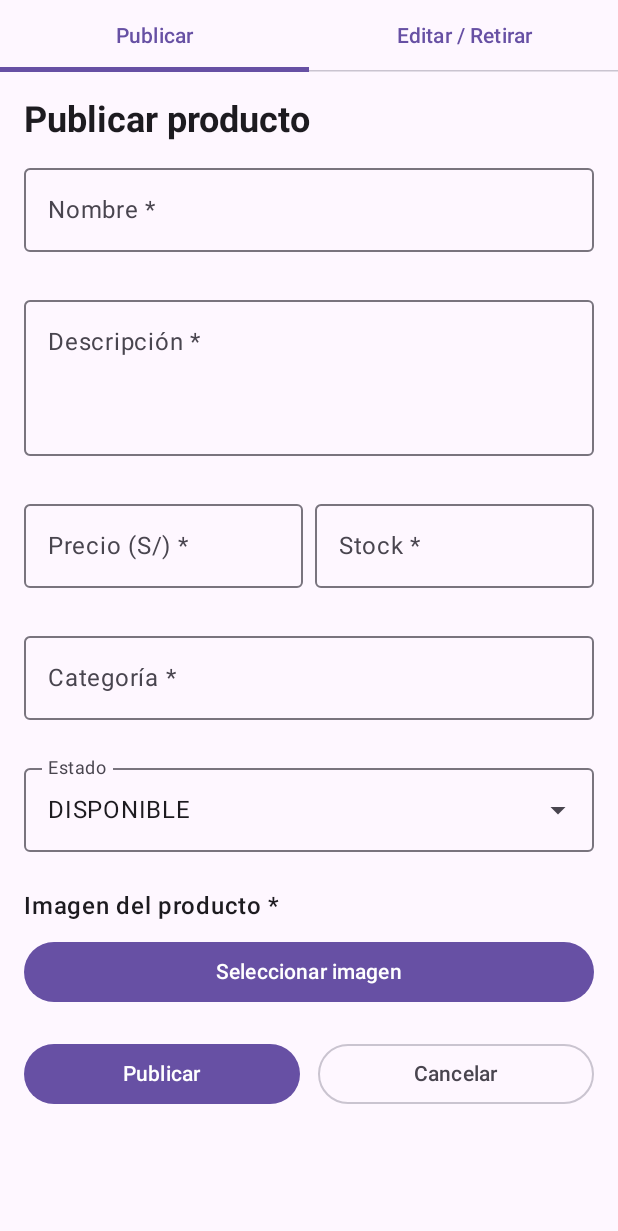
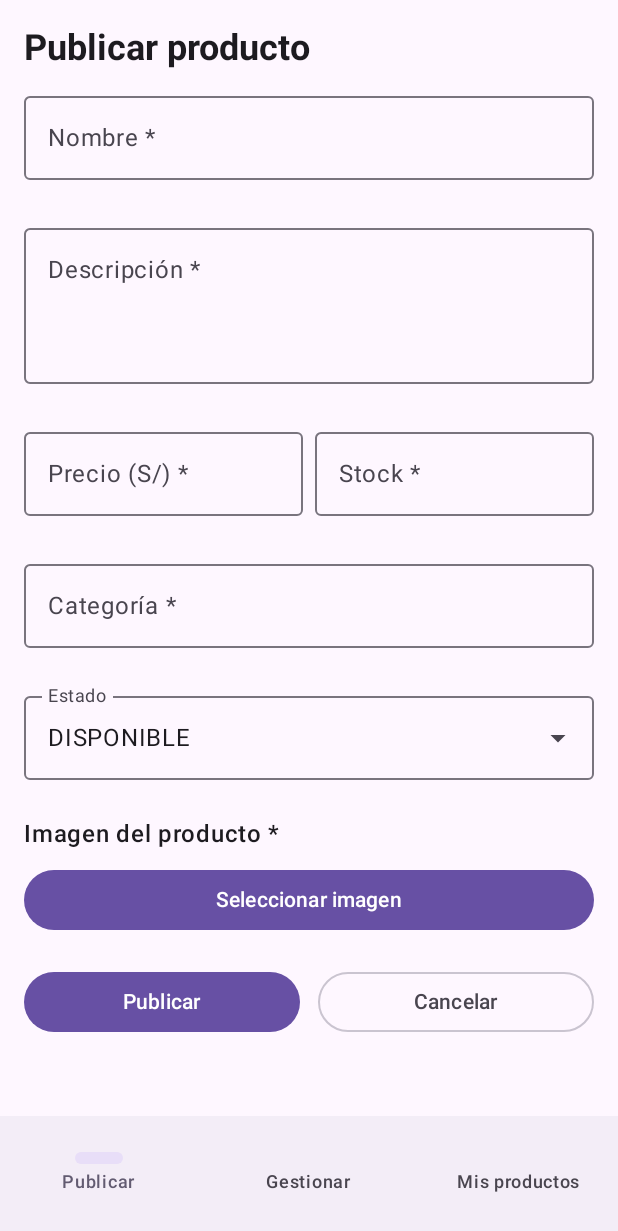
Before and after one commit to jbarzolav/contruccion-y-pruebas-de-software-seccion-B, an Android app built with Jetpack Compose: the screen it shows after launch (MainActivity), on a phone screen of 412 x 824 dp. Shown: the top 1231 px of the screen. Run offline under Robolectric (Android 15) with nearby library versions, the light colour scheme and no system bars; pictures from the network do not load.

Commit message:
feat(mobile): implementar seccion Mis productos del vendedor (HU 05)

```diff
--- a/mobile-android/app/src/main/java/com/ejemplo/publicarproducto/MainActivity.kt
+++ b/mobile-android/app/src/main/java/com/ejemplo/publicarproducto/MainActivity.kt
@@ -3,14 +3,13 @@ package com.ejemplo.publicarproducto
 import android.os.Bundle
 import androidx.activity.ComponentActivity
 import androidx.activity.compose.setContent
-import androidx.compose.foundation.layout.Column
 import androidx.compose.foundation.layout.fillMaxSize
 import androidx.compose.foundation.layout.padding
 import androidx.compose.material3.MaterialTheme
+import androidx.compose.material3.NavigationBar
+import androidx.compose.material3.NavigationBarItem
 import androidx.compose.material3.Scaffold
 import androidx.compose.material3.Surface
-import androidx.compose.material3.Tab
-import androidx.compose.material3.TabRow
 import androidx.compose.material3.Text
 import androidx.compose.runtime.getValue
 import androidx.compose.runtime.mutableStateOf
@@ -18,6 +17,7 @@ import androidx.compose.runtime.remember
 import androidx.compose.runtime.setValue
 import androidx.compose.ui.Modifier
 import com.ejemplo.publicarproducto.ui.EditarProductoScreen
+import com.ejemplo.publicarproducto.ui.MisProductosScreen
 import com.ejemplo.publicarproducto.ui.PublicarProductoScreen
 
 class MainActivity : ComponentActivity() {
@@ -28,29 +28,60 @@ class MainActivity : ComponentActivity() {
             MaterialTheme {
                 Surface(modifier = Modifier.fillMaxSize()) {
 
-                    // 0 = Publicar (HU 01 / HU 02), 1 = Editar y Retirar (HU 03 / HU 04)
+                    // 0 = Publicar, 1 = Gestionar, 2 = Mis productos
                     var pestana by remember { mutableStateOf(0) }
+                    var productoIdSeleccionado by remember { mutableStateOf<Long?>(null) }
 
-                    Scaffold { padding ->
-                        Column(modifier = Modifier.padding(padding)) {
-
-                            TabRow(selectedTabIndex = pestana) {
-                                Tab(
+                    Scaffold(
+                        bottomBar = {
+                            NavigationBar {
+                                NavigationBarItem(
                                     selected = pestana == 0,
-                                    onClick = { pestana = 0 },
-                                    text = { Text("Publicar") }
+                                    onClick = {
+                                        pestana = 0
+                                        productoIdSeleccionado = null
+                                    },
+                                    icon = {},
+                                    label = { Text("Publicar") }
                                 )
-                                Tab(
+                                NavigationBarItem(
                                     selected = pestana == 1,
-                                    onClick = { pestana = 1 },
-                                    text = { Text("Editar / Retirar") }
+                                    onClick = {
+                                        pestana = 1
+                                        productoIdSeleccionado = null
+                                    },
+                                    icon = {},
+                                    label = { Text("Gestionar") }
+                                )
+                                NavigationBarItem(
+                                    selected = pestana == 2,
+                                    onClick = {
+                                        pestana = 2
+                                        productoIdSeleccionado = null
+                                    },
+                                    icon = {},
+                                    label = { Text("Mis productos") }
                                 )
                             }
+                        }
+                    ) { padding ->
+                        when (pestana) {
+                            0 -> PublicarProductoScreen(
+                                modifier = Modifier.padding(padding)
+                            )
 
-                            when (pestana) {
-                                0 -> PublicarProductoScreen()
-                                else -> EditarProductoScreen()
-                            }
+                            1 -> EditarProductoScreen(
+                                modifier = Modifier.padding(padding),
+                                productoId = productoIdSeleccionado
+                            )
+
+                            else -> MisProductosScreen(
+                                modifier = Modifier.padding(padding),
+                                onEditarProducto = { id ->
+                                    productoIdSeleccionado = id
+                                    pestana = 1
+                                }
+                            )
                         }
                     }
                 }
--- a/mobile-android/app/src/main/java/com/ejemplo/publicarproducto/network/ProductoApi.kt
+++ b/mobile-android/app/src/main/java/com/ejemplo/publicarproducto/network/ProductoApi.kt
@@ -30,6 +30,12 @@ interface ProductoApi {
         @Path("idProducto") idProducto: Long
     ): Response<ProductoResponse>
 
+    // HU 05 - GET /api/vendedores/me/productos?vendedorId=1
+    @GET("api/vendedores/me/productos")
+    suspend fun obtenerMisProductos(
+        @Query("vendedorId") vendedorId: Long
+    ): Response<List<ProductoResponse>>
+
     // HU 03 - PUT /api/productos/{idProducto}?vendedorId=1
     @PUT("api/productos/{idProducto}")
     suspend fun actualizarProducto(
```
Also changed, not shown: mobile-android/app/src/main/java/com/ejemplo/publicarproducto/ui/EditarProductoScreen.kt (+12 -3 lines), mobile-android/app/src/main/java/com/ejemplo/publicarproducto/ui/MisProductosScreen.kt (added, +142 -0 lines), mobile-android/app/src/main/java/com/ejemplo/publicarproducto/ui/MisProductosViewModel.kt (added, +52 -0 lines).
